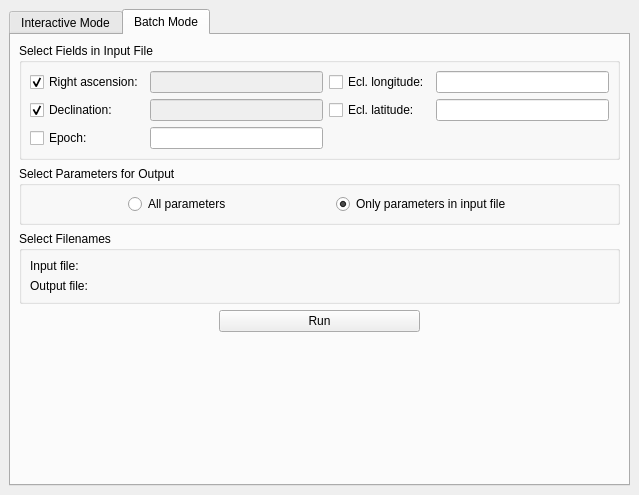
The window that kstars/tools/modcalceclipticcoords.ui (KDE/kstars) describes before a commit, drawn with Qt 5.
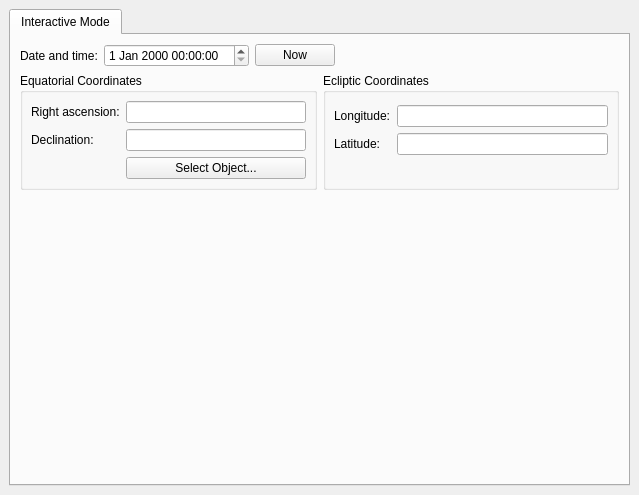
The same window after the commit. The open tabs and pages were chosen to show the change. Custom widgets are drawn as their Qt base class.

Commit message: Remove batch mode from ecliptic calculator.

What changed in the file:
```diff
--- a/kstars/tools/modcalceclipticcoords.ui
+++ b/kstars/tools/modcalceclipticcoords.ui
@@ -21,16 +21,8 @@
      <property name="currentIndex" >
       <number>0</number>
      </property>
-     <widget class="QWidget" name="interact" >
-      <property name="geometry" >
-       <rect>
-        <x>0</x>
-        <y>0</y>
-        <width>609</width>
-        <height>439</height>
-       </rect>
-      </property>
-      <attribute name="title" >
+     <widget class="QWidget" name="interact">
+      <attribute name="title">
        <string>Interactive Mode</string>
       </attribute>
       <layout class="QVBoxLayout" >
@@ -193,293 +185,6 @@
        </item>
       </layout>
      </widget>
-     <widget class="QWidget" name="batch" >
-      <property name="geometry" >
-       <rect>
-        <x>0</x>
-        <y>0</y>
-        <width>100</width>
-        <height>30</height>
-       </rect>
-      </property>
-      <attribute name="title" >
-       <string>Batch Mode</string>
-      </attribute>
-      <layout class="QVBoxLayout" >
-       <property name="spacing" >
-        <number>6</number>
-       </property>
-       <property name="margin" >
-        <number>8</number>
-       </property>
-       <item>
-        <widget class="QGroupBox" name="groupBox_4" >
-         <property name="title" >
-          <string>Select Fields in Input File</string>
-         </property>
-         <layout class="QGridLayout" >
-          <property name="margin" >
-           <number>8</number>
-          </property>
-          <property name="spacing" >
-           <number>6</number>
-          </property>
-          <item row="2" column="3" colspan="2" >
-           <spacer>
-            <property name="orientation" >
-             <enum>Qt::Horizontal</enum>
-            </property>
-            <property name="sizeHint" stdset="0" >
-             <size>
-              <width>40</width>
-              <height>20</height>
-             </size>
-            </property>
-           </spacer>
-          </item>
-          <item row="1" column="2" >
-           <widget class="QCheckBox" name="ecLatCheckBatch" >
-            <property name="text" >
-             <string>Ecl. latitude:</string>
-            </property>
-           </widget>
-          </item>
-          <item row="0" column="2" colspan="2" >
-           <widget class="QCheckBox" name="ecLongCheckBatch" >
-            <property name="text" >
-             <string>Ecl. longitude:</string>
-            </property>
-           </widget>
-          </item>
-          <item row="2" column="0" >
-           <widget class="QCheckBox" name="epochCheckBatch" >
-            <property name="text" >
-             <string>Epoch:</string>
-            </property>
-           </widget>
-          </item>
-          <item row="1" column="0" >
-           <widget class="QCheckBox" name="decCheckBatch" >
-            <property name="text" >
-             <string>Declination:</string>
-            </property>
-            <property name="checked" >
-             <bool>true</bool>
-            </property>
-           </widget>
-          </item>
-          <item row="0" column="0" >
-           <widget class="QCheckBox" name="raCheckBatch" >
-            <property name="text" >
-             <string>Right ascension:</string>
-            </property>
-            <property name="checked" >
-             <bool>true</bool>
-            </property>
-           </widget>
-          </item>
-          <item row="2" column="1" >
-           <widget class="KLineEdit" name="epochBoxBatch" />
-          </item>
-          <item row="0" column="1" >
-           <widget class="dmsBox" name="raBoxBatch" >
-            <property name="enabled" >
-             <bool>false</bool>
-            </property>
-           </widget>
-          </item>
-          <item row="1" column="1" >
-           <widget class="dmsBox" name="decBoxBatch" >
-            <property name="enabled" >
-             <bool>false</bool>
-            </property>
-           </widget>
-          </item>
-          <item row="0" column="4" >
-           <widget class="dmsBox" name="ecLongBoxBatch" />
-          </item>
-          <item row="1" column="4" >
-           <widget class="dmsBox" name="ecLatBoxBatch" />
-          </item>
-         </layout>
-        </widget>
-       </item>
-       <item>
-        <widget class="QGroupBox" name="groupBox_5" >
-         <property name="title" >
-          <string>Select Parameters for Output</string>
-         </property>
-         <layout class="QHBoxLayout" >
-          <property name="spacing" >
-           <number>6</number>
-          </property>
-          <property name="margin" >
-           <number>8</number>
-          </property>
-          <item>
-           <spacer>
-            <property name="orientation" >
-             <enum>Qt::Horizontal</enum>
-            </property>
-            <property name="sizeHint" stdset="0" >
-             <size>
-              <width>40</width>
-              <height>20</height>
-             </size>
-            </property>
-           </spacer>
-          </item>
-          <item>
-           <widget class="QRadioButton" name="allRadioBatch" >
-            <property name="text" >
-             <string>All parameters</string>
-            </property>
-           </widget>
-          </item>
-          <item>
-           <spacer>
-            <property name="orientation" >
-             <enum>Qt::Horizontal</enum>
-            </property>
-            <property name="sizeHint" stdset="0" >
-             <size>
-              <width>40</width>
-              <height>20</height>
-             </size>
-            </property>
-           </spacer>
-          </item>
-          <item>
-           <widget class="QRadioButton" name="inputRadioBatch" >
-            <property name="text" >
-             <string>Only parameters in input file</string>
-            </property>
-            <property name="checked" >
-             <bool>true</bool>
-            </property>
-           </widget>
-          </item>
-          <item>
-           <spacer>
-            <property name="orientation" >
-             <enum>Qt::Horizontal</enum>
-            </property>
-            <property name="sizeHint" stdset="0" >
-             <size>
-              <width>40</width>
-              <height>20</height>
-             </size>
-            </property>
-           </spacer>
-          </item>
-         </layout>
-        </widget>
-       </item>
-       <item>
-        <widget class="QGroupBox" name="groupBox_6" >
-         <property name="title" >
-          <string>Select Filenames</string>
-         </property>
-         <layout class="QGridLayout" >
-          <property name="margin" >
-           <number>8</number>
-          </property>
-          <property name="spacing" >
-           <number>6</number>
-          </property>
-          <item row="1" column="0" >
-           <widget class="QLabel" name="label_4" >
-            <property name="text" >
-             <string>Output file:</string>
-            </property>
-           </widget>
-          </item>
-          <item row="0" column="0" >
-           <widget class="QLabel" name="label_3" >
-            <property name="text" >
-             <string>Input file:</string>
-            </property>
-           </widget>
-          </item>
-          <item row="1" column="1" >
-           <widget class="KUrlRequester" name="OutputFileBoxBatch" />
-          </item>
-          <item row="0" column="1" >
-           <widget class="KUrlRequester" name="InputFileBoxBatch" />
-          </item>
-         </layout>
-        </widget>
-       </item>
-       <item>
-        <layout class="QHBoxLayout" >
-         <property name="spacing" >
-          <number>6</number>
-         </property>
-         <property name="margin" >
-          <number>0</number>
-         </property>
-         <item>
-          <spacer>
-           <property name="orientation" >
-            <enum>Qt::Horizontal</enum>
-           </property>
-           <property name="sizeType" >
-            <enum>QSizePolicy::Expanding</enum>
-           </property>
-           <property name="sizeHint" stdset="0" >
-            <size>
-             <width>151</width>
-             <height>21</height>
-            </size>
-           </property>
-          </spacer>
-         </item>
-         <item>
-          <widget class="KPushButton" name="runButtonBatch" >
-           <property name="sizePolicy" >
-            <sizepolicy vsizetype="Preferred" hsizetype="Expanding" >
-             <horstretch>0</horstretch>
-             <verstretch>0</verstretch>
-            </sizepolicy>
-           </property>
-           <property name="text" >
-            <string>Run</string>
-           </property>
-          </widget>
-         </item>
-         <item>
-          <spacer>
-           <property name="orientation" >
-            <enum>Qt::Horizontal</enum>
-           </property>
-           <property name="sizeType" >
-            <enum>QSizePolicy::Expanding</enum>
-           </property>
-           <property name="sizeHint" stdset="0" >
-            <size>
-             <width>131</width>
-             <height>21</height>
-            </size>
-           </property>
-          </spacer>
-         </item>
-        </layout>
-       </item>
-       <item>
-        <spacer>
-         <property name="orientation" >
-          <enum>Qt::Vertical</enum>
-         </property>
-         <property name="sizeHint" stdset="0" >
-          <size>
-           <width>20</width>
-           <height>20</height>
-          </size>
-         </property>
-        </spacer>
-       </item>
-      </layout>
-     </widget>
     </widget>
    </item>
   </layout>
@@ -501,11 +206,6 @@
    <header>ktabwidget.h</header>
    <container>1</container>
   </customwidget>
-  <customwidget>
-   <class>KUrlRequester</class>
-   <extends>QFrame</extends>
-   <header>kurlrequester.h</header>
-  </customwidget>
   <customwidget>
    <class>dmsBox</class>
    <extends>KLineEdit</extends>
```
Left out of the diff: 179 changed lines with no effect on the pictures. The commit also changes 2 other files.
